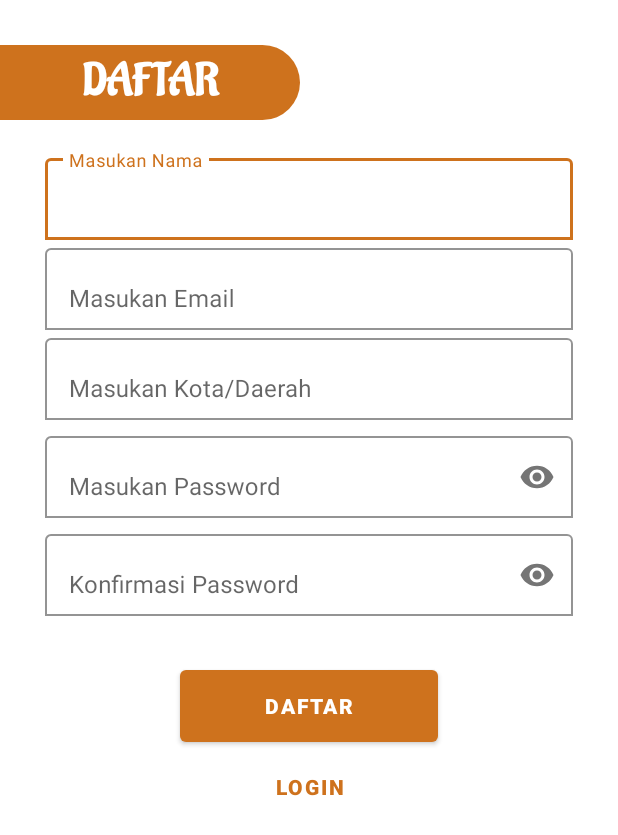
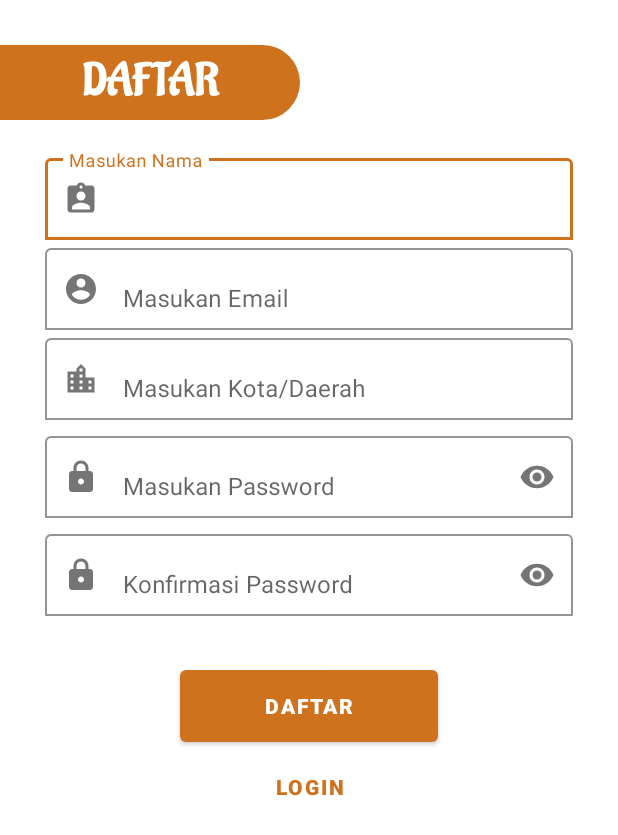
Before and after one commit to Muhmmadalda69/beas_online, an Android app: the DaftarActivity screen opened directly, with no data from a screen before it, on a phone screen of 412 x 824 dp. Shown: the top 835 px of the screen. Run offline under Robolectric (Android 15) with nearby library versions, the phone set to English and light mode, and no system bars; our stand-ins replace Firebase (no records; nobody signed in at launch, a user with empty details on screens opened directly); 1 statement that could not run was skipped.

Commit message:
ui login and signup

```diff
--- /dev/null
+++ b/app/src/main/res/drawable/ic_akun_bulat.xml
@@ -0,0 +1,5 @@
+<vector android:height="24dp" android:tint="#CD721D"
+    android:viewportHeight="24" android:viewportWidth="24"
+    android:width="24dp" xmlns:android="http://schemas.android.com/apk/res/android">
+    <path android:fillColor="@android:color/white" android:pathData="M12,2C6.48,2 2,6.48 2,12s4.48,10 10,10 10,-4.48 10,-10S17.52,2 12,2zM12,5c1.66,0 3,1.34 3,3s-1.34,3 -3,3 -3,-1.34 -3,-3 1.34,-3 3,-3zM12,19.2c-2.5,0 -4.71,-1.28 -6,-3.22 0.03,-1.99 4,-3.08 6,-3.08 1.99,0 5.97,1.09 6,3.08 -1.29,1.94 -3.5,3.22 -6,3.22z"/>
+</vector>
--- /dev/null
+++ b/app/src/main/res/drawable/ic_alamat.xml
@@ -0,0 +1,5 @@
+<vector android:height="24dp" android:tint="#CD721D"
+    android:viewportHeight="24" android:viewportWidth="24"
+    android:width="24dp" xmlns:android="http://schemas.android.com/apk/res/android">
+    <path android:fillColor="@android:color/white" android:pathData="M15,11L15,5l-3,-3 -3,3v2L3,7v14h18L21,11h-6zM7,19L5,19v-2h2v2zM7,15L5,15v-2h2v2zM7,11L5,11L5,9h2v2zM13,19h-2v-2h2v2zM13,15h-2v-2h2v2zM13,11h-2L11,9h2v2zM13,7h-2L11,5h2v2zM19,19h-2v-2h2v2zM19,15h-2v-2h2v2z"/>
+</vector>
--- /dev/null
+++ b/app/src/main/res/drawable/ic_round_lock_24.xml
@@ -0,0 +1,5 @@
+<vector android:height="24dp" android:tint="#CD721D"
+    android:viewportHeight="24" android:viewportWidth="24"
+    android:width="24dp" xmlns:android="http://schemas.android.com/apk/res/android">
+    <path android:fillColor="@android:color/white" android:pathData="M18,8h-1L17,6c0,-2.76 -2.24,-5 -5,-5S7,3.24 7,6v2L6,8c-1.1,0 -2,0.9 -2,2v10c0,1.1 0.9,2 2,2h12c1.1,0 2,-0.9 2,-2L20,10c0,-1.1 -0.9,-2 -2,-2zM12,17c-1.1,0 -2,-0.9 -2,-2s0.9,-2 2,-2 2,0.9 2,2 -0.9,2 -2,2zM9,8L9,6c0,-1.66 1.34,-3 3,-3s3,1.34 3,3v2L9,8z"/>
+</vector>
--- /dev/null
+++ b/app/src/main/res/drawable/ic_username.xml
@@ -0,0 +1,5 @@
+<vector android:height="24dp" android:tint="#CD721D"
+    android:viewportHeight="24" android:viewportWidth="24"
+    android:width="24dp" xmlns:android="http://schemas.android.com/apk/res/android">
+    <path android:fillColor="@android:color/white" android:pathData="M19,3h-4.18C14.4,1.84 13.3,1 12,1c-1.3,0 -2.4,0.84 -2.82,2L5,3c-1.1,0 -2,0.9 -2,2v14c0,1.1 0.9,2 2,2h14c1.1,0 2,-0.9 2,-2L21,5c0,-1.1 -0.9,-2 -2,-2zM12,3c0.55,0 1,0.45 1,1s-0.45,1 -1,1 -1,-0.45 -1,-1 0.45,-1 1,-1zM12,7c1.66,0 3,1.34 3,3s-1.34,3 -3,3 -3,-1.34 -3,-3 1.34,-3 3,-3zM18,19L6,19v-1.4c0,-2 4,-3.1 6,-3.1s6,1.1 6,3.1L18,19z"/>
+</vector>
--- a/app/src/main/res/layout/activity_daftar.xml
+++ b/app/src/main/res/layout/activity_daftar.xml
@@ -25,6 +25,7 @@
         app:boxBackgroundMode="outline"
         android:layout_marginTop="20dp"
         android:layout_marginHorizontal="30dp"
+        app:startIconDrawable="@drawable/ic_username"
         app:boxBackgroundColor="@color/white">
         <EditText
             android:id="@+id/et_username"
@@ -37,6 +38,7 @@
         android:layout_width="match_parent"
         android:layout_height="60dp"
         app:boxBackgroundMode="outline"
+        app:startIconDrawable="@drawable/ic_akun_bulat"
         android:layout_marginHorizontal="30dp"
         app:boxBackgroundColor="@color/white">
         <EditText
@@ -51,6 +53,7 @@
         android:layout_height="60dp"
         app:boxBackgroundMode="outline"
         android:layout_marginHorizontal="30dp"
+        app:startIconDrawable="@drawable/ic_alamat"
         app:boxBackgroundColor="@color/white">
         <EditText
             android:id="@+id/et_alamat"
@@ -63,6 +66,7 @@
         android:layout_width="match_parent"
         android:layout_height="60dp"
         app:boxBackgroundMode="outline"
+        app:startIconDrawable="@drawable/ic_round_lock_24"
         android:layout_marginHorizontal="30dp"
         android:layout_marginTop="5dp"
         app:boxBackgroundColor="@color/white"
@@ -81,6 +85,7 @@
         app:boxBackgroundMode="outline"
         android:layout_marginHorizontal="30dp"
         android:layout_marginTop="5dp"
+        app:startIconDrawable="@drawable/ic_round_lock_24"
         app:boxBackgroundColor="@color/white"
         app:passwordToggleEnabled="true">
         <EditText
--- a/app/src/main/res/layout/activity_login.xml
+++ b/app/src/main/res/layout/activity_login.xml
@@ -9,12 +9,22 @@
     android:background="@drawable/bg_login"
     tools:context=".LoginActivity">
 
+    <TextView
+        android:layout_width="wrap_content"
+        android:layout_height="wrap_content"
+        android:text="Login"
+        android:textSize="45dp"
+        android:fontFamily="@font/aladin"
+        android:textColor="@color/warna_dasar"
+        android:layout_marginBottom="20dp"/>
+
 
     <com.google.android.material.textfield.TextInputLayout
         android:layout_width="match_parent"
         android:layout_height="60dp"
         app:boxBackgroundMode="outline"
         android:layout_marginHorizontal="30dp"
+        app:startIconDrawable="@drawable/ic_akun_bulat"
         app:boxBackgroundColor="@color/white">
         <EditText
             android:id="@+id/et_username"
@@ -29,7 +39,7 @@
         app:boxBackgroundMode="outline"
         android:layout_marginTop="5dp"
         android:layout_marginHorizontal="30dp"
-
+        app:startIconDrawable="@drawable/ic_round_lock_24"
         app:boxBackgroundColor="@color/white"
         app:passwordToggleEnabled="true">
         <EditText
```
